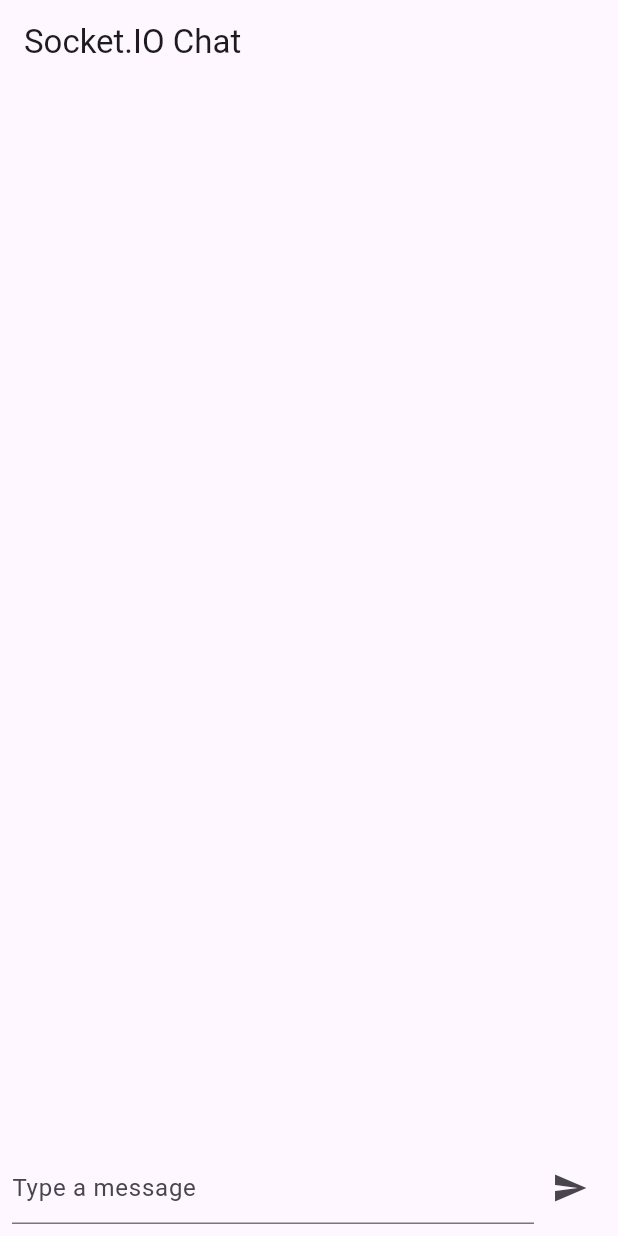
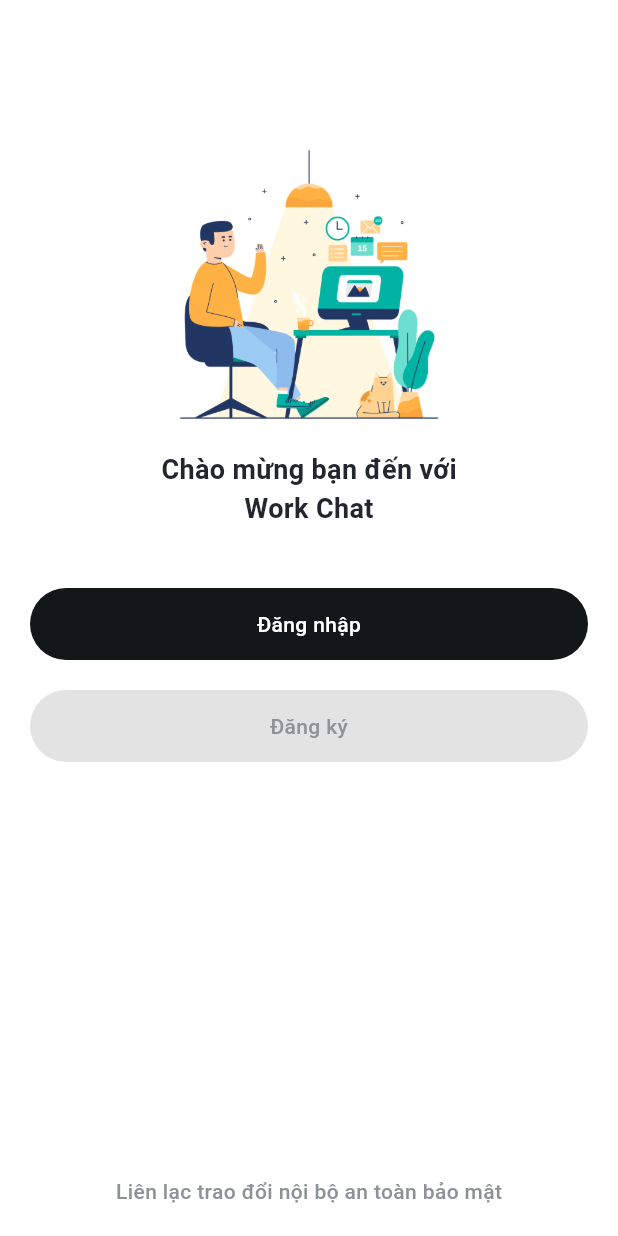
Before and after one commit to nxn1339/AppChat, a Flutter app: the screen it shows after launch, on a phone screen of 412 x 824 dp. Run offline on Flutter 3.47's test engine with Material 3 defaults, Android fonts, the phone set to English and light mode, and no system bars; our stand-ins replace flutter_html, flutter_svg, get, image_picker, shared_preferences, socket_io_client.

Commit message:
splash screen

```diff
--- /dev/null
+++ b/lib/Service/SocketIO.dart
@@ -0,0 +1,22 @@
+import 'package:chat_app/Utils/UtilLink.dart';
+import 'package:socket_io_client/socket_io_client.dart' as IO;
+
+class SocketIOCaller {
+  static SocketIOCaller _socketCaller = SocketIOCaller();
+  IO.Socket ?socket;
+  static SocketIOCaller getInstance() {
+    if (_socketCaller == null) {
+      _socketCaller = SocketIOCaller();
+    }
+    return _socketCaller;
+  }
+
+  void connectToServer() {
+    socket = IO.io(UtilLink.BASE_URL, <String, dynamic>{
+      'transports': ['websocket'],
+      'autoConnect': false,
+    });
+
+    socket?.connect();
+  }
+}
--- a/lib/Utils/UtilColor.dart
+++ b/lib/Utils/UtilColor.dart
@@ -6,7 +6,12 @@ class UtilColor {
   static Color? textBlue = Colors.blue[400];
   static Color? textPurple = Colors.purple[400];
   static Color? textOrange = Colors.orange[400];
+  static Color? textBase = Color(0xff23262F);
+  static Color? textGrey = Color(0xff8E9295);
 
   static Color? buttonRed = Color(0xffD24B66);
   static Color? buttonBlue = Color(0xff1560BD);
+  static Color? buttonBlack = Color(0xff141718);
+  static Color? buttonGrey = Color(0xffE3E3E3);
+
 }
--- /dev/null
+++ b/lib/Utils/UtilLink.dart
@@ -0,0 +1,3 @@
+class UtilLink{
+  static String BASE_URL = "http://192.168.1.28:3000/";
+}
--- /dev/null
+++ b/lib/View/Splash.dart
@@ -0,0 +1,109 @@
+import 'package:chat_app/Utils/UtilColor.dart';
+import 'package:flutter/material.dart';
+import 'package:flutter/services.dart';
+
+class Splash extends StatelessWidget {
+  Splash({super.key});
+
+  @override
+  Widget build(BuildContext context) {
+    SystemChrome.setSystemUIOverlayStyle(
+      SystemUiOverlayStyle(
+        statusBarColor: Colors
+            .transparent, // Đặt màu nền của thanh trạng thái thành trong suốt
+      ),
+    );
+    Size size = MediaQuery.of(context).size;
+    return Scaffold(
+      body: Container(
+        color: Colors.white,
+        child: Column(
+          children: [
+            Expanded(
+              child: SingleChildScrollView(
+                child: Column(
+                  children: [
+                    const SizedBox(
+                      height: 100,
+                    ),
+                    Image.asset(
+                      'assets/images/3714960.jpg',
+                      height: 200,
+                      width: size.width,
+                    ),
+                    Text(
+                      'Chào mừng bạn đến với',
+                      style: TextStyle(
+                          fontSize: 18,
+                          fontWeight: FontWeight.w700,
+                          color: UtilColor.textBase),
+                    ),
+                    Text(
+                      'Work Chat',
+                      style: TextStyle(
+                          fontSize: 18,
+                          fontWeight: FontWeight.w700,
+                          color: UtilColor.textBase),
+                    ),
+                    const SizedBox(
+                      height: 40,
+                    ),
+                    Container(
+                      decoration: BoxDecoration(
+                          color: UtilColor.buttonBlack,
+                          borderRadius:
+                              const BorderRadius.all(Radius.circular(50))),
+                      margin: const EdgeInsets.symmetric(horizontal: 20),
+                      padding: const EdgeInsets.symmetric(vertical: 14),
+                      width: size.width,
+                      child: const Center(
+                        child: Text(
+                          'Đăng nhập',
+                          style: TextStyle(
+                              fontSize: 14,
+                              fontWeight: FontWeight.w500,
+                              color: Colors.white),
+                        ),
+                      ),
+                    ),
+                    const SizedBox(
+                      height: 20,
+                    ),
+                    Container(
+                      decoration: BoxDecoration(
+                          color: UtilColor.buttonGrey,
+                          borderRadius:
+                              const BorderRadius.all(Radius.circular(50))),
+                      margin: const EdgeInsets.symmetric(horizontal: 20),
+                      padding: const EdgeInsets.symmetric(vertical: 14),
+                      width: size.width,
+                      child: Center(
+                        child: Text(
+                          'Đăng ký',
+                          style: TextStyle(
+                              fontSize: 14,
+                              fontWeight: FontWeight.w500,
+                              color: UtilColor.textGrey),
+                        ),
+                      ),
+                    ),
+                  ],
+                ),
+              ),
+            ),
+            Padding(
+              padding: const EdgeInsets.symmetric(vertical: 20),
+              child: Text(
+                'Liên lạc trao đổi nội bộ an toàn bảo mật',
+                style: TextStyle(
+                    fontSize: 14,
+                    fontWeight: FontWeight.w500,
+                    color: UtilColor.textGrey),
+              ),
+            ),
+          ],
+        ),
+      ),
+    );
+  }
+}
--- a/lib/main.dart
+++ b/lib/main.dart
@@ -1,101 +1,10 @@
+import 'package:chat_app/View/Splash.dart';
 import 'package:flutter/material.dart';
-import 'package:socket_io_client/socket_io_client.dart' as IO;
+import 'package:get/get.dart';
 
 void main() {
-  runApp(MyApp());
+  runApp(GetMaterialApp(
+    debugShowCheckedModeBanner: false,
+    home: Splash(),
+  ));
 }
-
-class SocketManager {
-  static IO.Socket ?socket;
-
-  static void connectToServer() {
-    socket = IO.io('http://192.168.1.28:3000', <String, dynamic>{
-      'transports': ['websocket'],
-      'autoConnect': false,
-    });
-
-    socket?.connect();
-  }
-}
-
-class MyApp extends StatelessWidget {
-  @override
-  Widget build(BuildContext context) {
-    SocketManager.connectToServer();
-    return MaterialApp(
-      title: 'Socket.IO Chat',
-      home: ChatScreen(),
-    );
-  }
-}
-
-class ChatScreen extends StatefulWidget {
-  @override
-  _ChatScreenState createState() => _ChatScreenState();
-}
-
-class _ChatScreenState extends State<ChatScreen> {
-  TextEditingController _controller = TextEditingController();
-  List<String> messages = [];
-
-  @override
-  void initState() {
-    super.initState();
-    SocketManager.socket?.on('chat message', (data) {
-      setState(() {
-        messages.add(data);
-      });
-    });
-  }
-
-  @override
-  Widget build(BuildContext context) {
-    return Scaffold(
-      appBar: AppBar(
-        title: Text('Socket.IO Chat'),
-      ),
-      body: Column(
-        children: <Widget>[
-          Expanded(
-            child: ListView.builder(
-              itemCount: messages.length,
-              itemBuilder: (context, index) {
-                return ListTile(
-                  title: Text(messages[index]),
-                );
-              },
-            ),
-          ),
-          Padding(
-            padding: EdgeInsets.all(8.0),
-            child: Row(
-              children: <Widget>[
-                Expanded(
-                  child: TextField(
-                    controller: _controller,
-                    decoration: InputDecoration(
-                      hintText: 'Type a message',
-                    ),
-                  ),
-                ),
-                IconButton(
-                  icon: Icon(Icons.send),
-                  onPressed: () {
-                    _sendMessage(_controller.text);
-                    _controller.clear();
-                  },
-                ),
-              ],
-            ),
-          ),
-        ],
-      ),
-    );
-  }
-
-  void _sendMessage(String message) {
-    if (message.isNotEmpty) {
-      SocketManager.socket?.emit('chat message', message);
-    }
-  }
-}
```
Also changed, not shown: lib/Service/APICaller.dart (+6 -6 lines), lib/View/Login.dart (added, +26 -0 lines), lib/View/MessageChat.dart (added, +85 -0 lines), assets/images/3714960.jpg (added).
